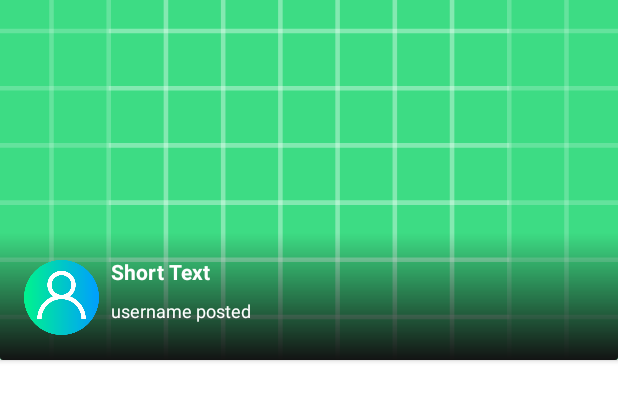
After one commit to nuttapol-kor/MoodPic, an Android app: the layout row_post_item.xml on its own in the app's theme, with its tools: preview values and no code run, on a phone screen of 412 x 824 dp. The commit adds this screen. Shown: the top 401 px of the screen. Run offline under Robolectric (Android 15) with nearby library versions, the phone set to English and light mode, and no system bars.

Commit message:
get list of post, recycler view

```diff
--- /dev/null
+++ b/app/src/main/res/drawable/black_gradient.xml
@@ -0,0 +1,7 @@
+<?xml version="1.0" encoding="utf-8"?>
+<shape xmlns:android="http://schemas.android.com/apk/res/android">
+    <gradient
+        android:angle="90"
+        android:startColor="#121212"
+        android:endColor="#00000000" />
+</shape>
--- /dev/null
+++ b/app/src/main/res/layout/row_post_item.xml
@@ -0,0 +1,79 @@
+<?xml version="1.0" encoding="utf-8"?>
+    <androidx.constraintlayout.widget.ConstraintLayout xmlns:android="http://schemas.android.com/apk/res/android"
+    xmlns:app="http://schemas.android.com/apk/res-auto"
+    xmlns:tools="http://schemas.android.com/tools"
+    android:layout_width="match_parent"
+    android:layout_height="250dp">
+
+    <androidx.cardview.widget.CardView
+        android:layout_width="match_parent"
+        android:layout_height="wrap_content"
+        android:layout_marginBottom="20dp"
+        app:layout_constraintBottom_toBottomOf="parent"
+        app:layout_constraintEnd_toEndOf="parent"
+        app:layout_constraintStart_toStartOf="parent"
+        app:layout_constraintTop_toTopOf="parent">
+
+        <androidx.constraintlayout.widget.ConstraintLayout xmlns:android="http://schemas.android.com/apk/res/android"
+            xmlns:app="http://schemas.android.com/apk/res-auto"
+            xmlns:tools="http://schemas.android.com/tools"
+            android:layout_width="match_parent"
+            android:layout_height="250dp">
+
+            <ImageView
+                android:id="@+id/rowPostBlogImg"
+                android:layout_width="0dp"
+                android:layout_height="0dp"
+                android:scaleType="centerCrop"
+                app:layout_constraintBottom_toBottomOf="parent"
+                app:layout_constraintEnd_toEndOf="parent"
+                app:layout_constraintStart_toStartOf="parent"
+                app:layout_constraintTop_toTopOf="parent"
+                app:srcCompat="@drawable/ic_launcher_background" />
+
+            <ImageView
+                android:id="@+id/imageView3"
+                android:layout_width="0dp"
+                android:layout_height="85dp"
+                app:layout_constraintBottom_toBottomOf="@+id/rowPostBlogImg"
+                app:layout_constraintEnd_toEndOf="parent"
+                app:layout_constraintStart_toStartOf="parent"
+                app:srcCompat="@drawable/black_gradient" />
+
+            <ImageView
+                android:id="@+id/rowPostUserImg"
+                android:layout_width="50dp"
+                android:layout_height="50dp"
+                android:layout_marginStart="16dp"
+                app:layout_constraintBottom_toBottomOf="@+id/rowPostBlogImg"
+                app:layout_constraintStart_toStartOf="@+id/imageView3"
+                app:layout_constraintTop_toTopOf="@+id/imageView3"
+                app:srcCompat="@drawable/user" />
+
+            <TextView
+                android:id="@+id/rowPostShortText"
+                android:layout_width="wrap_content"
+                android:layout_height="wrap_content"
+                android:layout_marginStart="8dp"
+                android:layout_marginTop="16dp"
+                android:text="Short Text"
+                android:textColor="@color/white"
+                android:textSize="14sp"
+                android:textStyle="bold"
+                app:layout_constraintStart_toEndOf="@+id/rowPostUserImg"
+                app:layout_constraintTop_toTopOf="@+id/imageView3" />
+
+            <TextView
+                android:id="@+id/rowPostUsername"
+                android:layout_width="wrap_content"
+                android:layout_height="wrap_content"
+                android:layout_marginTop="8dp"
+                android:text="username posted"
+                android:textColor="@color/white"
+                android:textSize="12sp"
+                app:layout_constraintStart_toStartOf="@+id/rowPostShortText"
+                app:layout_constraintTop_toBottomOf="@+id/rowPostShortText" />
+
+        </androidx.constraintlayout.widget.ConstraintLayout>
+    </androidx.cardview.widget.CardView>
+</androidx.constraintlayout.widget.ConstraintLayout>
```
Also changed, not shown: app/src/main/java/org/classapp/moodpic/Activities/HomeActivity.kt (+0 -10 lines), app/src/main/java/org/classapp/moodpic/Activities/HomeFragment.kt (+21 -0 lines), app/src/main/java/org/classapp/moodpic/Adapters/PostAdapter.kt (added, +61 -0 lines), app/src/main/res/layout/fragment_home.xml (+8 -13 lines).
